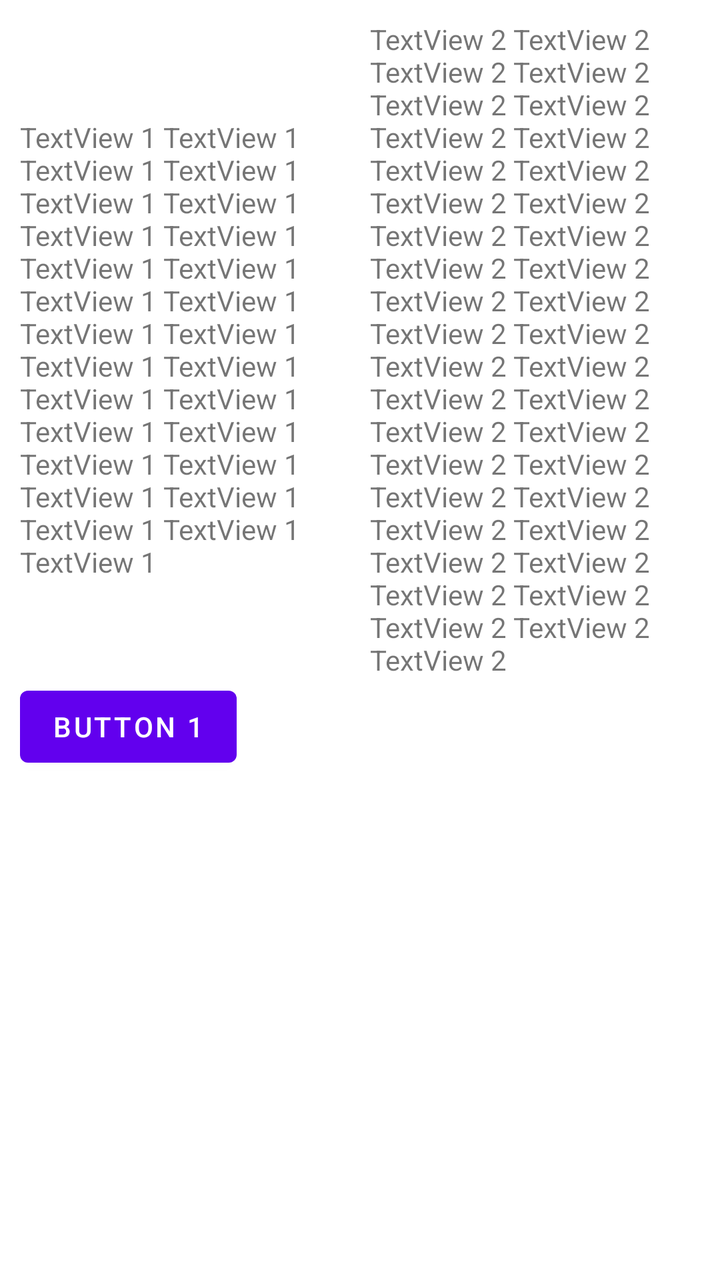
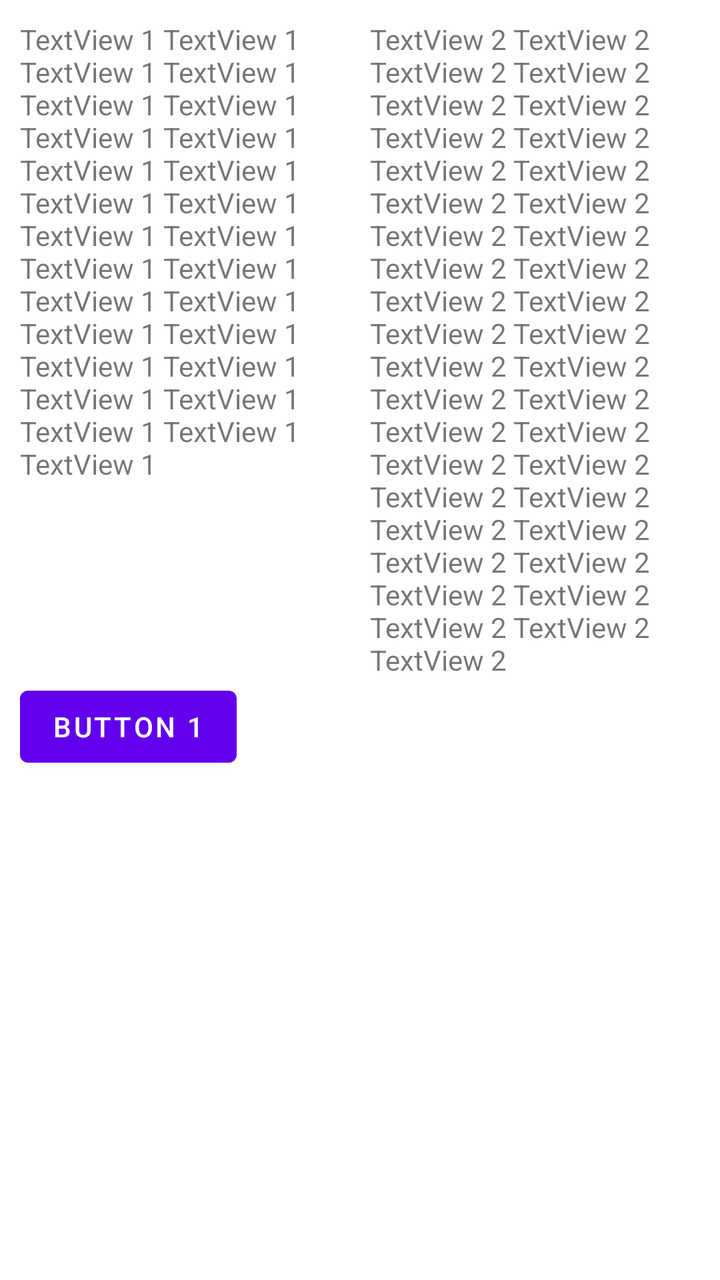

Two renders of the same Android screen: before a commit and after it. Below are the layout's source before the change and the commit's diff.
<!-- AndroidManifest.xml: application theme Theme.AndroidWithKotlin -->
<!-- res/layout/activity_barrier.xml -->
<?xml version="1.0" encoding="utf-8"?>
<androidx.constraintlayout.widget.ConstraintLayout xmlns:android="http://schemas.android.com/apk/res/android"
    xmlns:app="http://schemas.android.com/apk/res-auto"
    xmlns:tools="http://schemas.android.com/tools"
    android:id="@+id/main"
    android:layout_width="match_parent"
    android:layout_height="match_parent"
    android:padding="10dp"
    tools:context=".AndroidWithKotlin.Barrier.Barrier">

    <androidx.constraintlayout.widget.Barrier
        android:id="@+id/barrier"
        android:layout_width="wrap_content"
        android:layout_height="wrap_content"
        app:barrierDirection="bottom"
        app:constraint_referenced_ids="textView2,textView"/>

    <TextView
        android:id="@+id/textView"
        android:layout_width="0dp"
        android:layout_height="wrap_content"
        android:text="TextView 1 TextView 1 TextView 1 TextView 1 TextView 1 TextView 1 TextView 1 TextView 1 TextView 1 TextView 1 TextView 1 TextView 1 TextView 1 TextView 1 TextView 1 TextView 1 TextView 1 TextView 1 TextView 1 TextView 1 TextView 1 TextView 1 TextView 1 TextView 1 TextView 1 TextView 1 TextView 1 "
        app:layout_constraintBottom_toTopOf="@id/barrier"
        app:layout_constraintEnd_toStartOf="@id/textView2"
        app:layout_constraintStart_toStartOf="parent"
        app:layout_constraintTop_toTopOf="parent" />

    <TextView
        android:id="@+id/textView2"
        android:layout_width="0dp"
        android:layout_height="wrap_content"
        android:layout_marginStart="10dp"
        android:gravity="top"
        app:layout_constraintBottom_toTopOf="@id/barrier"
        android:text="TextView 2 TextView 2 TextView 2 TextView 2 TextView 2 TextView 2 TextView 2 TextView 2 TextView 2 TextView 2 TextView 2 TextView 2 TextView 2 TextView 2 TextView 2 TextView 2 TextView 2 TextView 2 TextView 2 TextView 2 TextView 2 TextView 2 TextView 2 TextView 2 TextView 2 TextView 2 TextView 2 TextView 2 TextView 2 TextView 2 TextView 2 TextView 2 TextView 2 TextView 2 TextView 2 TextView 2 TextView 2 TextView 2 TextView 2 "
        app:layout_constraintEnd_toEndOf="parent"
        app:layout_constraintStart_toEndOf="@id/textView"
        app:layout_constraintTop_toTopOf="parent" />

    <Button
        android:id="@+id/button"
        android:layout_width="wrap_content"
        android:layout_height="wrap_content"
        android:text="Button 1"
        app:layout_constraintStart_toStartOf="parent"
        app:layout_constraintTop_toBottomOf="@id/barrier" />


</androidx.constraintlayout.widget.ConstraintLayout>
<!-- resources referenced by this layout -->
<resources>
  <style name="Theme.AndroidWithKotlin" parent="Base.Theme.AndroidWithKotlin" />
  <style name="Base.Theme.AndroidWithKotlin" parent="Theme.MaterialComponents.DayNight.NoActionBar">
          
          
      </style>
</resources>

<!-- the commit's change to res/layout/activity_barrier.xml (unified diff, before → after) -->
@@ -18,7 +18,7 @@
     <TextView
         android:id="@+id/textView"
         android:layout_width="0dp"
-        android:layout_height="wrap_content"
+        android:layout_height="0dp"
         android:text="TextView 1 TextView 1 TextView 1 TextView 1 TextView 1 TextView 1 TextView 1 TextView 1 TextView 1 TextView 1 TextView 1 TextView 1 TextView 1 TextView 1 TextView 1 TextView 1 TextView 1 TextView 1 TextView 1 TextView 1 TextView 1 TextView 1 TextView 1 TextView 1 TextView 1 TextView 1 TextView 1 "
         app:layout_constraintBottom_toTopOf="@id/barrier"
         app:layout_constraintEnd_toStartOf="@id/textView2"
